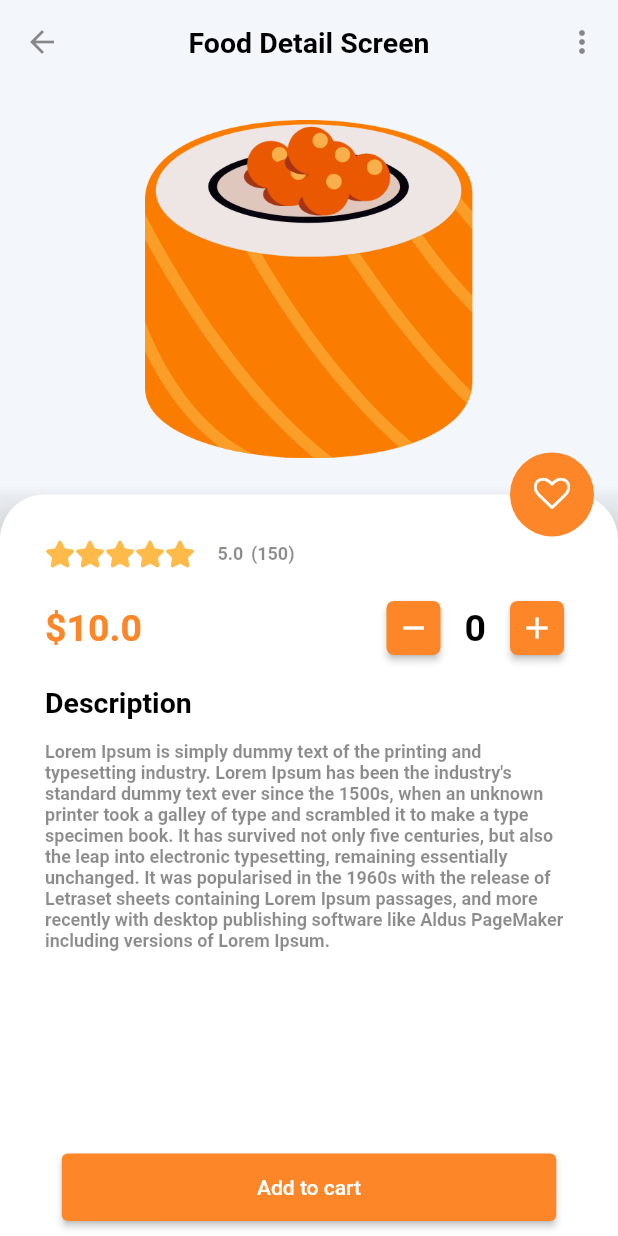
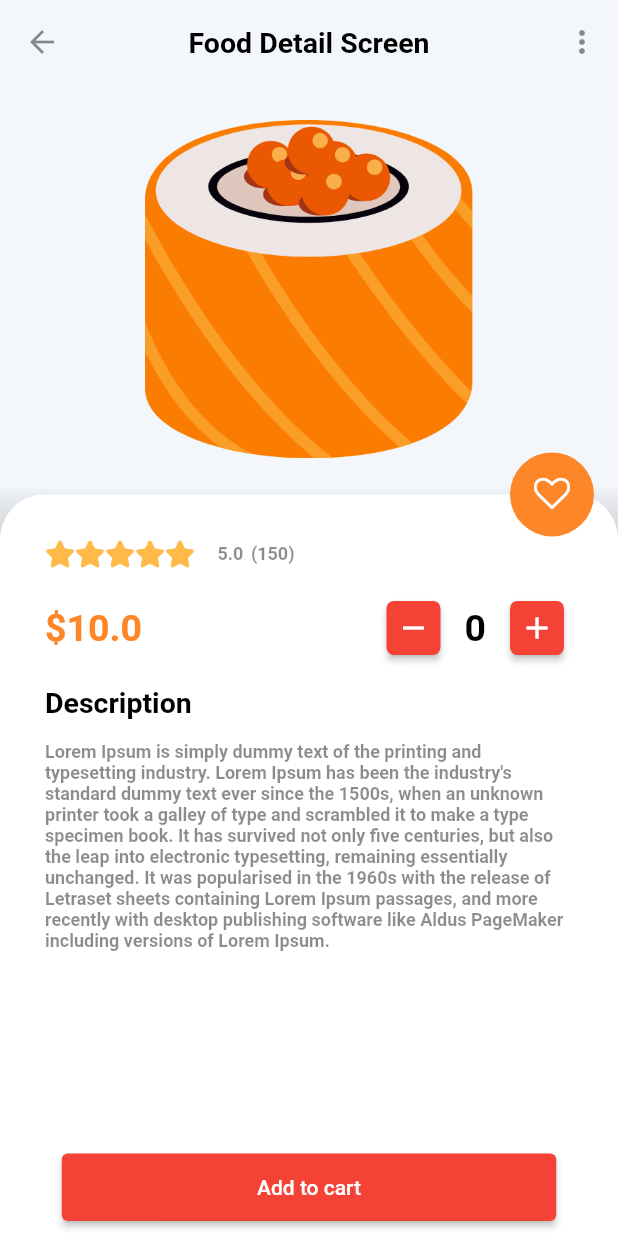
Before and after one commit to PedrooFerraz/Aplicativo-Flutter-DAMD-PUC, a Flutter app: the FoodDetailScreen screen opened directly with sample values from the repository, after a tap on the "remove" icon, on a phone screen of 412 x 824 dp. Run offline on Flutter 3.47's test engine with Material 3 defaults, Android fonts, the phone set to English and light mode, and no system bars; drawn by our look-alikes of flutter_rating_bar; our stand-ins replace badges, font_awesome_flutter, get, simple_animations.

Commit message:
alteracoes layout

```diff
--- a/lib/core/app_theme.dart
+++ b/lib/core/app_theme.dart
@@ -9,7 +9,7 @@ class AppTheme {
     useMaterial3: false,
     scaffoldBackgroundColor: LightThemeColor.primaryLight,
     floatingActionButtonTheme: const FloatingActionButtonThemeData(
-      backgroundColor: LightThemeColor.accent,
+      backgroundColor: Colors.red,
     ),
     appBarTheme: const AppBarTheme(
       backgroundColor: Colors.transparent,
@@ -21,7 +21,7 @@ class AppTheme {
     elevatedButtonTheme: ElevatedButtonThemeData(
       style: ButtonStyle(
         backgroundColor: WidgetStateProperty.all<Color>(
-          LightThemeColor.accent,
+          Colors.red,
         ),
       ),
     ),
@@ -37,7 +37,7 @@ class AppTheme {
     bottomNavigationBarTheme: const BottomNavigationBarThemeData(
       type: BottomNavigationBarType.fixed,
       backgroundColor: Colors.white,
-      selectedItemColor: LightThemeColor.accent,
+      selectedItemColor: Colors.red,
     ),
     textTheme: const TextTheme(
       displayLarge: h1Style,
@@ -57,7 +57,7 @@ class AppTheme {
     canvasColor: DarkThemeColor.primaryDark,
     scaffoldBackgroundColor: DarkThemeColor.primaryDark,
     floatingActionButtonTheme: const FloatingActionButtonThemeData(
-      backgroundColor: LightThemeColor.accent,
+      backgroundColor: Colors.red,
     ),
     appBarTheme: const AppBarTheme(
       backgroundColor: Colors.transparent,
@@ -70,7 +70,7 @@ class AppTheme {
     elevatedButtonTheme: ElevatedButtonThemeData(
       style: ButtonStyle(
         backgroundColor: WidgetStateProperty.all<Color>(
-          LightThemeColor.accent,
+          Colors.red,
         ),
       ),
     ),
@@ -85,7 +85,7 @@ class AppTheme {
     bottomNavigationBarTheme: const BottomNavigationBarThemeData(
       type: BottomNavigationBarType.fixed,
       backgroundColor: DarkThemeColor.primaryLight,
-      selectedItemColor: LightThemeColor.accent,
+      selectedItemColor: Colors.red,
       unselectedItemColor: Colors.white70,
     ),
     textTheme: TextTheme(
--- a/lib/src/view/widget/counter_button.dart
+++ b/lib/src/view/widget/counter_button.dart
@@ -23,7 +23,7 @@ class CounterButton extends StatelessWidget {
     return RawMaterialButton(
       constraints: BoxConstraints.tight(size),
       shape: RoundedRectangleBorder(borderRadius: BorderRadius.circular(5)),
-      fillColor: LightThemeColor.accent,
+      fillColor: Colors.red,
       onPressed: () => onTap(),
       child: icon,
     );
--- a/lib/src/view/widget/food_list_view.dart
+++ b/lib/src/view/widget/food_list_view.dart
@@ -52,7 +52,7 @@ class FoodListView extends StatelessWidget {
                     Image.asset(food.image, scale: 6),
                     Text(
                       "\$${food.price}",
-                      style: h3Style.copyWith(color: LightThemeColor.accent),
+                      style: h3Style.copyWith(color: Colors.red),
                     ),
                     Text(
                       food.name,
```
